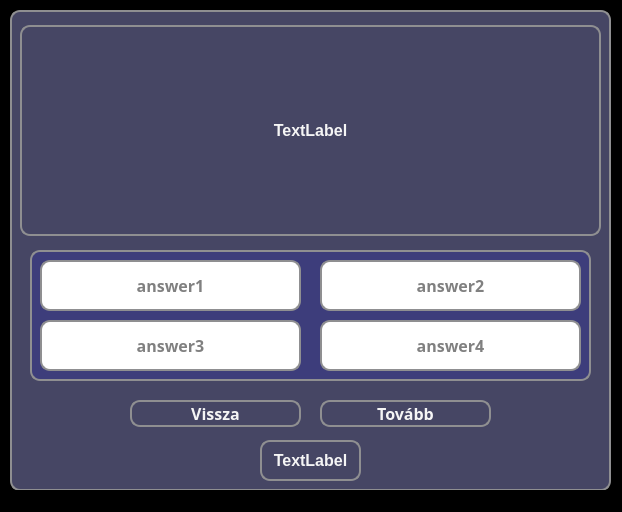
This is src/main/resources/ui/dark/darkQuizScreen.ui in pkristof1999/Szakdolgozat as Qt 5 draws it before an edit. The edited form follows.
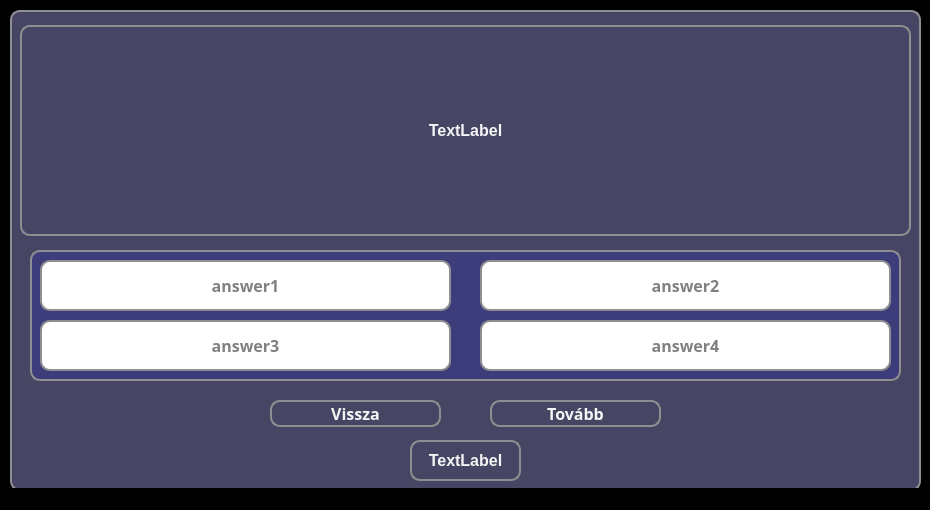
This is the edited form.

What changed in the file:
```diff
--- a/src/main/resources/ui/dark/darkQuizScreen.ui
+++ b/src/main/resources/ui/dark/darkQuizScreen.ui
@@ -6,8 +6,8 @@
    <rect>
     <x>0</x>
     <y>0</y>
-    <width>622</width>
-    <height>512</height>
+    <width>930</width>
+    <height>510</height>
    </rect>
   </property>
   <property name="windowTitle">
@@ -24,7 +24,7 @@
      <rect>
       <x>10</x>
       <y>10</y>
-      <width>601</width>
+      <width>911</width>
       <height>481</height>
      </rect>
     </property>
@@ -43,7 +43,7 @@
       <rect>
        <x>20</x>
        <y>240</y>
-       <width>561</width>
+       <width>871</width>
        <height>131</height>
       </rect>
      </property>
@@ -60,9 +60,9 @@
      <widget class="QPushButton" name="answer2Button">
       <property name="geometry">
        <rect>
-        <x>290</x>
+        <x>450</x>
         <y>10</y>
-        <width>261</width>
+        <width>411</width>
         <height>51</height>
        </rect>
       </property>
@@ -96,7 +96,7 @@
        <rect>
         <x>10</x>
         <y>10</y>
-        <width>261</width>
+        <width>411</width>
         <height>51</height>
        </rect>
       </property>
@@ -130,7 +130,7 @@
        <rect>
         <x>10</x>
         <y>70</y>
-        <width>261</width>
+        <width>411</width>
         <height>51</height>
        </rect>
       </property>
@@ -162,9 +162,9 @@
      <widget class="QPushButton" name="answer4Button">
       <property name="geometry">
        <rect>
-        <x>290</x>
+        <x>450</x>
         <y>70</y>
-        <width>261</width>
+        <width>411</width>
         <height>51</height>
        </rect>
       </property>
@@ -197,7 +197,7 @@
     <widget class="QPushButton" name="backButton">
      <property name="geometry">
       <rect>
-       <x>120</x>
+       <x>260</x>
        <y>390</y>
        <width>171</width>
        <height>27</height>
@@ -228,7 +228,7 @@
     <widget class="QPushButton" name="nextButton">
      <property name="geometry">
       <rect>
-       <x>310</x>
+       <x>480</x>
        <y>390</y>
        <width>171</width>
        <height>27</height>
@@ -261,7 +261,7 @@
       <rect>
        <x>10</x>
        <y>15</y>
-       <width>581</width>
+       <width>891</width>
        <height>211</height>
       </rect>
      </property>
@@ -280,9 +280,9 @@
     <widget class="QLabel" name="timerLabel">
      <property name="geometry">
       <rect>
-       <x>250</x>
+       <x>400</x>
        <y>430</y>
-       <width>101</width>
+       <width>111</width>
        <height>41</height>
       </rect>
      </property>
```
